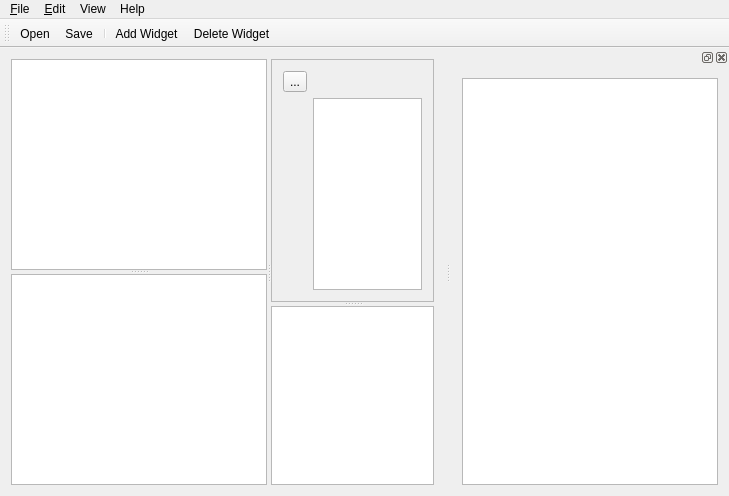
First picture: the form in src/ui/mainwindow.ui, repository technic/e2designer, before the edit.
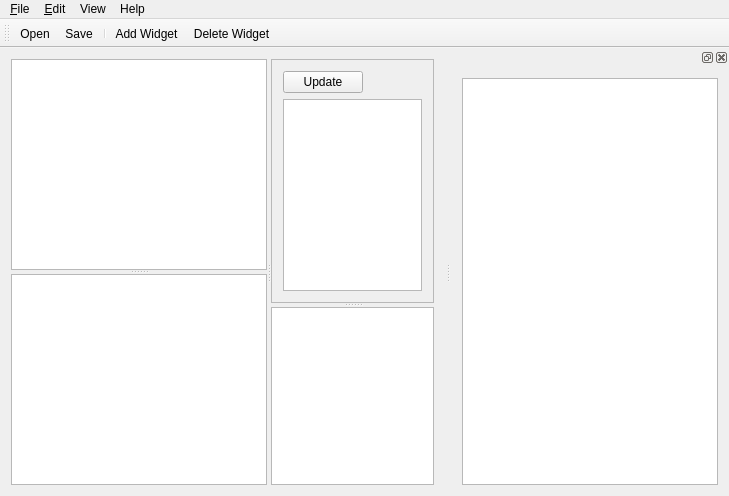
Second picture: the form after the edit. Icons and pictures are not drawn. Custom widgets are drawn as their Qt base class.

Commit message: Add function to apply changes from xml editor

```diff
--- a/src/ui/mainwindow.ui
+++ b/src/ui/mainwindow.ui
@@ -91,13 +91,9 @@
         <property name="frameShadow">
          <enum>QFrame::Raised</enum>
         </property>
-        <layout class="QGridLayout" name="gridLayout">
-         <item row="0" column="0">
-          <widget class="QToolButton" name="refreshButton">
-           <property name="text">
-            <string>...</string>
-           </property>
-          </widget>
+        <layout class="QFormLayout" name="formLayout">
+         <item row="2" column="0" colspan="2">
+          <widget class="CodeEditor" name="textEdit"/>
          </item>
          <item row="0" column="1">
           <widget class="QLabel" name="statusLabel">
@@ -106,8 +102,12 @@
            </property>
           </widget>
          </item>
-         <item row="1" column="1">
-          <widget class="CodeEditor" name="textEdit"/>
+         <item row="0" column="0">
+          <widget class="QPushButton" name="refreshButton">
+           <property name="text">
+            <string>Update</string>
+           </property>
+          </widget>
          </item>
         </layout>
        </widget>
```
Left out of the diff: 2 changed lines with no effect on the pictures. The commit also changes 4 other files.
